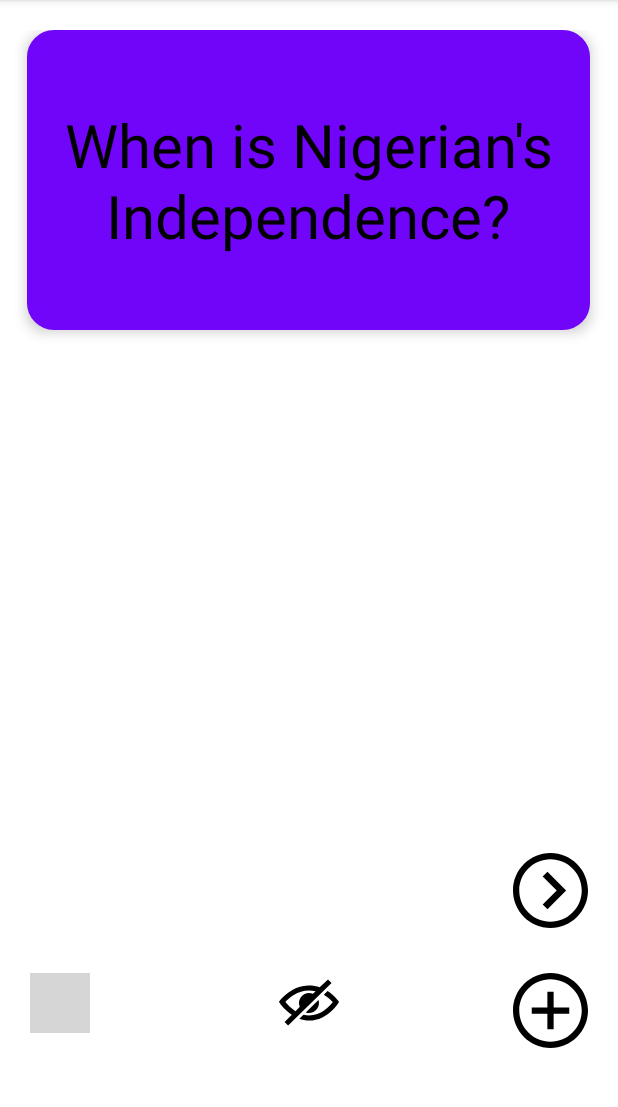
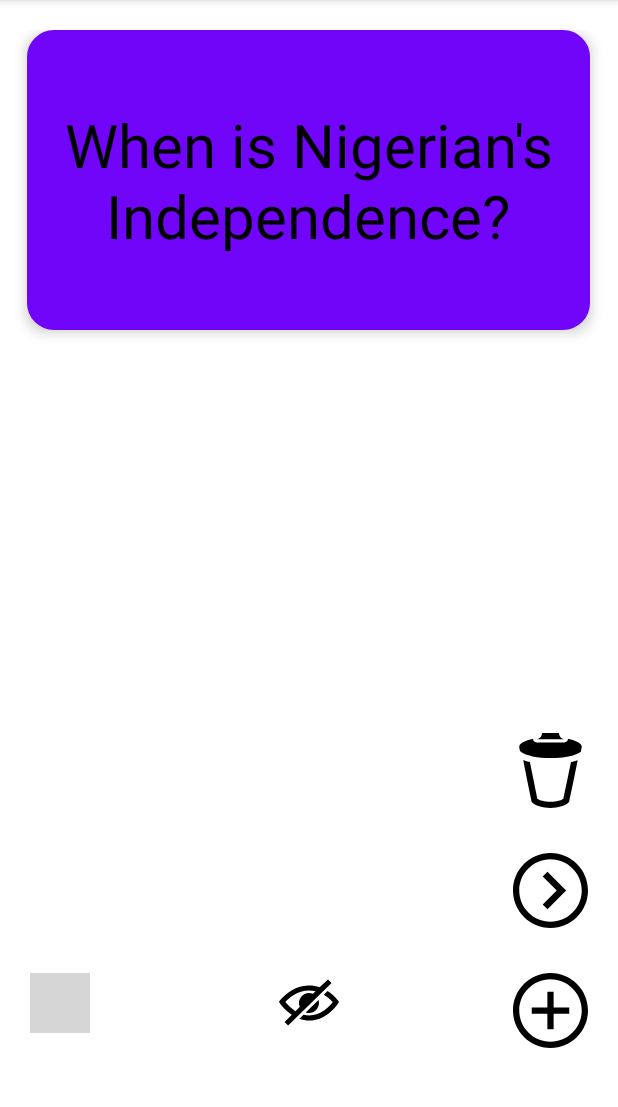
Before and after one commit to martinsufio/flashcard1, an Android app: the screen it shows after launch (MainActivity), on a phone screen of 412 x 824 dp, the part 84-1191 px from its top. Run offline under Robolectric (Android 15) with nearby library versions, the phone set to English and light mode, and no system bars; our stand-ins replace Room's generated code; grey boxes are pictures that could not be loaded.

Commit message:
Update activity_main.xml

```diff
--- a/app/src/main/res/layout/activity_main.xml
+++ b/app/src/main/res/layout/activity_main.xml
@@ -165,6 +165,18 @@
 
         />
 
+    <ImageView
+        android:layout_width="50dp"
+        android:layout_height="50dp"
+        android:id="@+id/deleteButton"
+        android:src="@drawable/deletebutton"
+        android:layout_below="@+id/answer5"
+        android:layout_marginTop="90dp"
+        android:layout_marginRight="20dp"
+        android:layout_alignParentRight="true"
+        android:visibility="visible"
+
+        />
 
 
 
```
